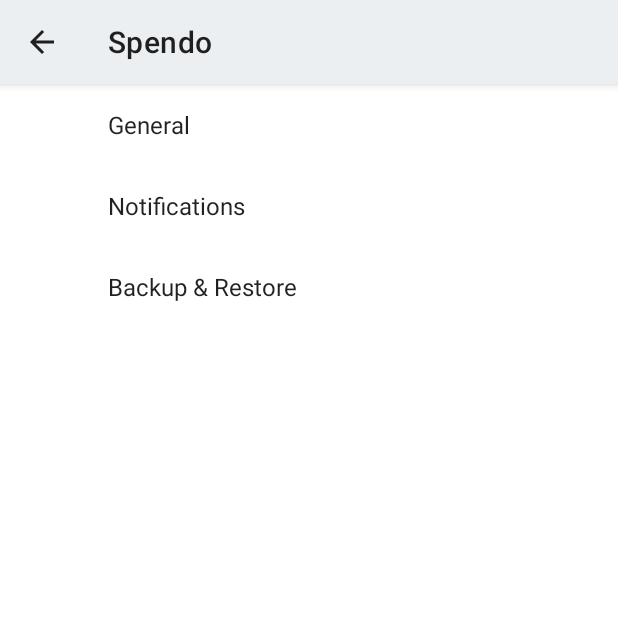
After one commit to pushkar-anand/spendo, an Android app: the SettingsActivity screen opened directly, with no data from a screen before it, on a phone screen of 412 x 824 dp, the top half of it. The commit adds this screen. Run offline under Robolectric (Android 15) with nearby library versions, the phone set to English and light mode, and no system bars; our stand-ins replace androidx.preference.

Commit message:
Linked settings activity to settings fragment.

```diff
--- a/app/src/main/AndroidManifest.xml
+++ b/app/src/main/AndroidManifest.xml
@@ -30,6 +30,11 @@
             android:theme="@style/AppTheme.ActionBar" />
         <activity android:name=".ui.ViewTransactionActivity" />
         <activity android:name=".ui.CategoryDisplayActivity" />
+        <activity
+            android:name=".ui.SettingsActivity"
+            android:label="@string/title_activity_settings"
+            android:parentActivityName=".ui.HomeActivity"
+            android:theme="@style/AppTheme.ActionBar" />
     </application>
 
 </manifest>
--- /dev/null
+++ b/app/src/main/java/me/pushkaranand/spendo/ui/SettingsActivity.kt
@@ -0,0 +1,17 @@
+package me.pushkaranand.spendo.ui
+
+import android.os.Bundle
+import androidx.appcompat.app.AppCompatActivity
+import me.pushkaranand.spendo.fragments.SettingsFragment
+
+class SettingsActivity : AppCompatActivity() {
+
+    override fun onCreate(savedInstanceState: Bundle?) {
+        super.onCreate(savedInstanceState)
+
+        //supportActionBar?.setDefaultDisplayHomeAsUpEnabled(true)
+        supportFragmentManager.beginTransaction()
+            .replace(android.R.id.content, SettingsFragment())
+            .commit()
+    }
+}
--- a/app/src/main/res/values/strings.xml
+++ b/app/src/main/res/values/strings.xml
@@ -42,6 +42,7 @@
     <string name="screen_title_backup">Backup &amp; Restore</string>
 
     <!--SettingsPref keys, tittle & summary -->
+    <string name="title_activity_settings">Spendo</string>
     <string name="key_daily_add_reminder">daily_add_reminder</string>
     <string name="title_daily_add_reminder">Daily Reminder</string>
     <string name="summary_daily_add_reminder">Get daily reminder to add transactions for the day.</string>
```
Also changed, not shown: app/src/main/java/me/pushkaranand/spendo/custom/TimePreference.kt (+7 -1 lines).
